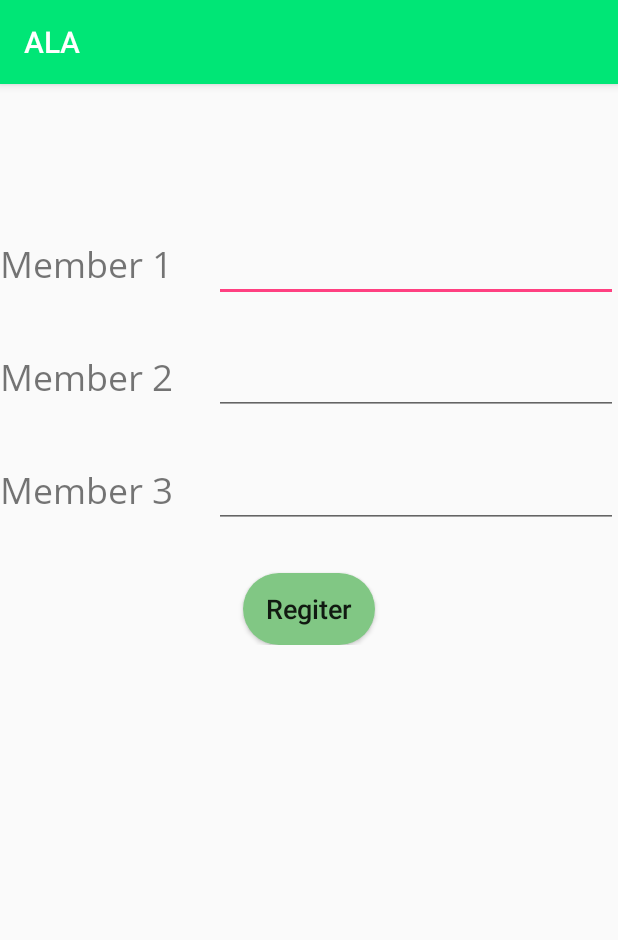
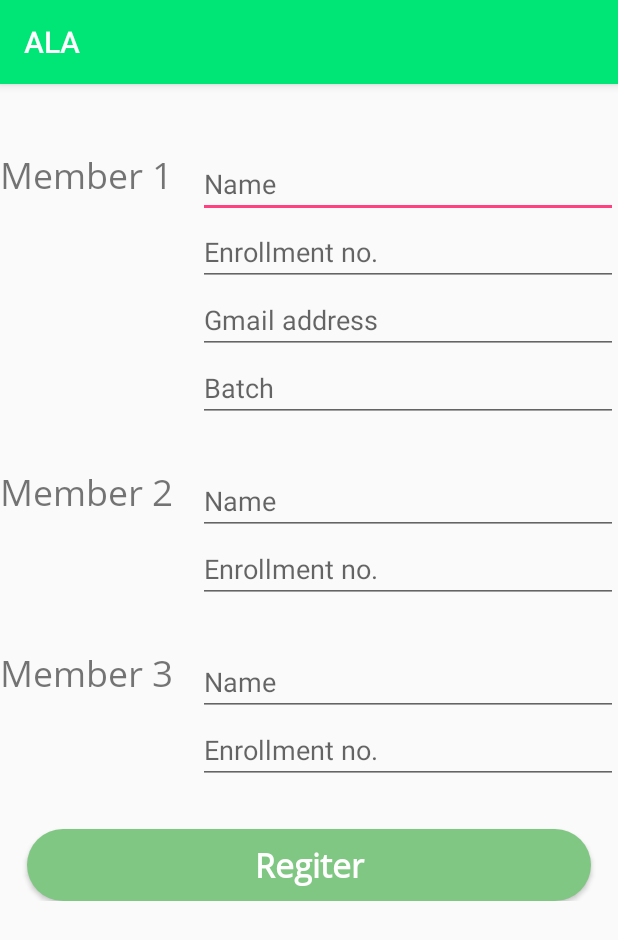
Before and after one commit to nirmalp-dev/ALA, an Android app: the screen it shows after launch (RegActivity), after a tap on "Register", on a phone screen of 412 x 824 dp. Shown: the top 940 px of the screen. Run offline under Robolectric (Android 15) with nearby library versions, the phone set to English and light mode, and no system bars; 2 other taps on this screen came first.

Commit message:
added some shared features

```diff
--- a/app/src/main/java/com/ala/android/ala/MainActivity.java
+++ b/app/src/main/java/com/ala/android/ala/MainActivity.java
@@ -1,6 +1,8 @@
 package com.ala.android.ala;
 
+import android.content.Context;
 import android.content.Intent;
+import android.content.SharedPreferences;
 import android.os.Bundle;
 import android.support.design.widget.FloatingActionButton;
 import android.support.design.widget.Snackbar;
@@ -13,16 +15,33 @@ import android.support.v7.app.AppCompatActivity;
 import android.support.v7.widget.Toolbar;
 import android.view.Menu;
 import android.view.MenuItem;
+import android.widget.TextView;
 
 public class MainActivity extends AppCompatActivity
         implements NavigationView.OnNavigationItemSelectedListener {
 
+    SharedPreferences sharedpreferences;
+    public static final String MyPREFERENCES = "GroupPrefs" ;
+    public static final String Name1 = "name1Key";
+    public static final String Name2 = "name2Key";
+    public static final String Name3 = "name3Key";
+    public static final String En1 = "en1Key";
+    public static final String En2 = "en2Key";
+    public static final String En3 = "en3Key";
+    public static final String GroupID = "groupKey";
+
+    TextView groupid;
     @Override
     protected void onCreate(Bundle savedInstanceState) {
         super.onCreate(savedInstanceState);
         setContentView(R.layout.activity_main);
+        groupid=(TextView)findViewById(R.id.groupid);
         Toolbar toolbar = (Toolbar) findViewById(R.id.toolbar);
         setSupportActionBar(toolbar);
+
+       sharedpreferences = getSharedPreferences(MyPREFERENCES, MODE_PRIVATE);
+       if(sharedpreferences.contains(GroupID))
+            groupid.setText(sharedpreferences.getString(GroupID,""));
 
         FloatingActionButton fab = (FloatingActionButton) findViewById(R.id.fab);
         fab.setOnClickListener(new View.OnClickListener() {
--- a/app/src/main/java/com/ala/android/ala/RegActivity.java
+++ b/app/src/main/java/com/ala/android/ala/RegActivity.java
@@ -1,15 +1,17 @@
 package com.ala.android.ala;
 
 import android.content.Context;
+import android.content.Intent;
 import android.content.SharedPreferences;
 import android.support.v7.app.AppCompatActivity;
 import android.os.Bundle;
 import android.view.View;
 import android.widget.Button;
 import android.widget.EditText;
+import android.widget.Toast;
 
 public class RegActivity extends AppCompatActivity {
-    EditText name1,name2,name3;
+    EditText name1,name2,name3,en1,en2,en3,mail,batch;
     Button reg;
     SharedPreferences sharedpreferences;
 
@@ -17,6 +19,9 @@ public class RegActivity extends AppCompatActivity {
     public static final String Name1 = "name1Key";
     public static final String Name2 = "name2Key";
     public static final String Name3 = "name3Key";
+    public static final String En1 = "en1Key";
+    public static final String En2 = "en2Key";
+    public static final String En3 = "en3Key";
     public static final String GroupID = "groupKey";
 
 
@@ -28,6 +33,11 @@ public class RegActivity extends AppCompatActivity {
         name1=(EditText)findViewById(R.id.name1);
         name2=(EditText)findViewById(R.id.name2);
         name3=(EditText)findViewById(R.id.name3);
+        en1=(EditText)findViewById(R.id.en1);
+        en2=(EditText)findViewById(R.id.en2);
+        en3=(EditText)findViewById(R.id.en3);
+        mail=(EditText)findViewById(R.id.email);
+        batch=(EditText)findViewById(R.id.batch);
         reg=(Button)findViewById(R.id.regbutton);
 
         sharedpreferences = getSharedPreferences(MyPREFERENCES, Context.MODE_PRIVATE);
@@ -39,8 +49,26 @@ public class RegActivity extends AppCompatActivity {
                 data.putString(Name1,name1.getText().toString());
                 data.putString(Name2,name2.getText().toString());
                 data.putString(Name3,name3.getText().toString());
-                data.putString(GroupID,"Group 1");
-                data.commit();
+                data.putString(En1,en1.getText().toString());
+                data.putString(En2,en2.getText().toString());
+                data.putString(En3,en3.getText().toString());
+
+                String s1,s2,s3;
+                s1=en1.getText().toString();
+                s2=en2.getText().toString();
+                s3=en3.getText().toString();
+
+                if(s1.length()!=12 || s2.length() !=12 || s3.length()!=12)
+                {
+                    Toast.makeText(getApplicationContext(),"Enter valid Enrollment no.",Toast.LENGTH_SHORT).show();
+                }
+                else {
+                    String id=s1.substring(10)+s2.substring(10)+s3.substring(10);
+                    data.putString(GroupID, id);
+                    data.commit();
+                    Intent up=new Intent(getApplicationContext(),MainActivity.class);
+                    startActivity(up);
+                }
             }
         });
 
--- a/app/src/main/res/layout/activity_main2.xml
+++ b/app/src/main/res/layout/activity_main2.xml
@@ -185,6 +185,8 @@
             android:layout_weight="0.3"
             android:background="@drawable/button"
             android:fontFamily="@font/open_sans"
+            android:textColor="@color/textColor"
+            android:textStyle="bold"
             android:shadowColor="@color/shadowColor"
             android:text="Select"
             android:textSize="16sp"
@@ -202,8 +204,11 @@
             android:layout_marginTop="8dp"
             android:layout_weight="0.3"
             android:background="@drawable/button"
+            android:fontFamily="@font/open_sans"
             android:shadowColor="@color/shadowColor"
             android:text="Upload"
+            android:textColor="@color/textColor"
+            android:textStyle="bold"
             app:layout_constraintBottom_toTopOf="@+id/textView23"
             app:layout_constraintEnd_toStartOf="@+id/button12"
             app:layout_constraintStart_toEndOf="@+id/button11"
@@ -216,10 +221,13 @@
             android:layout_marginBottom="4dp"
             android:layout_marginEnd="8dp"
             android:layout_marginRight="8dp"
+            android:fontFamily="@font/open_sans"
             android:layout_marginTop="8dp"
             android:layout_weight="0.3"
             android:background="@drawable/button"
             android:shadowColor="@color/shadowColor"
+            android:textColor="@color/textColor"
+            android:textStyle="bold"
             android:text="Clear"
             app:layout_constraintBottom_toTopOf="@+id/textView23"
             app:layout_constraintEnd_toEndOf="parent"
--- a/app/src/main/res/layout/activity_reg.xml
+++ b/app/src/main/res/layout/activity_reg.xml
@@ -1,20 +1,21 @@
 <?xml version="1.0" encoding="utf-8"?>
-<RelativeLayout xmlns:android="http://schemas.android.com/apk/res/android"
+<ScrollView xmlns:android="http://schemas.android.com/apk/res/android"
     xmlns:app="http://schemas.android.com/apk/res-auto"
     xmlns:tools="http://schemas.android.com/tools"
     android:layout_width="match_parent"
     android:layout_height="match_parent"
-    tools:context=".RegActivity">
+    tools:context=".RegActivity"
+    android:scrollbars="vertical">
     <LinearLayout
         android:layout_width="match_parent"
         android:layout_height="wrap_content"
         android:layout_centerHorizontal="true"
-        android:layout_marginTop="80dp"
+        android:layout_marginTop="34dp"
         android:orientation="vertical">
         <LinearLayout
             android:layout_width="match_parent"
             android:layout_height="wrap_content"
-            android:layout_marginTop="20dp"
+            android:layout_marginTop="10dp"
             android:layout_marginBottom="10dp">
 
             <TextView
@@ -25,11 +26,37 @@
                 android:fontFamily="@font/open_sans"
                 android:text="Member 1"
                 android:textSize="24sp" />
-            <EditText
+            <LinearLayout
                 android:layout_width="wrap_content"
                 android:layout_height="wrap_content"
-                android:id="@+id/name1"
-                android:layout_weight="0.9"/>
+                android:orientation="vertical"
+                android:layout_weight="0.9">
+                <EditText
+                    android:layout_width="match_parent"
+                    android:layout_height="wrap_content"
+                    android:inputType="textImeMultiLine"
+                    android:id="@+id/name1"
+                    android:hint="Name"/>
+                <EditText
+                    android:layout_width="match_parent"
+                    android:layout_height="wrap_content"
+                    android:inputType="number|textImeMultiLine"
+                    android:hint="Enrollment no."
+                    android:id="@+id/en1" />
+                <EditText
+                    android:layout_width="match_parent"
+                    android:layout_height="wrap_content"
+                    android:hint="Gmail address"
+                    android:inputType="textEmailAddress|textImeMultiLine"
+                    android:id="@+id/email"/>
+                <EditText
+                    android:layout_width="match_parent"
+                    android:layout_height="wrap_content"
+                    android:inputType="textImeMultiLine"
+                    android:id="@+id/batch"
+                    android:hint="Batch"/>
+            </LinearLayout>
+
         </LinearLayout>
         <LinearLayout
             android:layout_width="match_parent"
@@ -45,11 +72,25 @@
                 android:fontFamily="@font/open_sans"
                 android:text="Member 2"
                 android:textSize="24sp" />
-            <EditText
+            <LinearLayout
                 android:layout_width="wrap_content"
                 android:layout_height="wrap_content"
-                android:id="@+id/name2"
-                android:layout_weight="0.9"/>
+                android:orientation="vertical"
+                android:layout_weight="0.9">
+                <EditText
+                    android:layout_width="match_parent"
+                    android:layout_height="wrap_content"
+                    android:inputType="textImeMultiLine"
+                    android:id="@+id/name2"
+                    android:hint="Name"/>
+                <EditText
+                    android:layout_width="match_parent"
+                    android:layout_height="wrap_content"
+                    android:inputType="number|textImeMultiLine"
+                    android:hint="Enrollment no."
+                    android:id="@+id/en2" />
+
+            </LinearLayout>
         </LinearLayout>
         <LinearLayout
             android:layout_width="match_parent"
@@ -64,23 +105,41 @@
                 android:textSize="24sp"
                 android:layout_weight="0.1"
                 android:fontFamily="@font/open_sans"/>
-            <EditText
+            <LinearLayout
                 android:layout_width="wrap_content"
                 android:layout_height="wrap_content"
-                android:id="@+id/name3"
-                android:layout_weight="0.9"/>
+                android:orientation="vertical"
+                android:layout_weight="0.9">
+                <EditText
+                    android:layout_width="match_parent"
+                    android:layout_height="wrap_content"
+                    android:inputType="textImeMultiLine"
+                    android:id="@+id/name3"
+                    android:hint="Name"/>
+                <EditText
+                    android:layout_width="match_parent"
+                    android:layout_height="wrap_content"
+                    android:inputType="number|textImeMultiLine"
+                    android:hint="Enrollment no."
+                    android:id="@+id/en3" />
+            </LinearLayout>
         </LinearLayout>
         <Button
-            android:layout_width="wrap_content"
+            android:layout_width="match_parent"
             android:layout_height="wrap_content"
             android:id="@+id/regbutton"
-            android:textSize="18sp"
+            android:layout_marginLeft="18dp"
+            android:layout_marginRight="18dp"
+            android:textSize="22sp"
+            android:fontFamily="@font/open_sans"
             android:text="Regiter"
             android:textAllCaps="false"
             android:background="@drawable/button"
+            android:textColor="@color/textColor"
+            android:textStyle="bold"
             android:layout_gravity="center"
             android:layout_marginTop="20dp"/>
 
     </LinearLayout>
 
-</RelativeLayout>
+</ScrollView>
--- a/app/src/main/res/layout/content_main.xml
+++ b/app/src/main/res/layout/content_main.xml
@@ -11,10 +11,8 @@
     <TextView
         android:layout_width="wrap_content"
         android:layout_height="wrap_content"
-        android:text="Hello World!"
-        app:layout_constraintBottom_toBottomOf="parent"
-        app:layout_constraintLeft_toLeftOf="parent"
-        app:layout_constraintRight_toRightOf="parent"
-        app:layout_constraintTop_toTopOf="parent" />
+        android:id="@+id/groupid"
+        android:hint="group id"
+        android:textSize="24sp"/>
 
 </android.support.constraint.ConstraintLayout>
--- a/app/src/main/res/values/colors.xml
+++ b/app/src/main/res/values/colors.xml
@@ -5,4 +5,5 @@
     <color name="colorAccent">#FF4081</color>
     <color name="shadowColor">#69F0AE</color>
     <color name="buttonColor">#81C784</color>
+    <color name="textColor">#fff</color>
 </resources>
```
